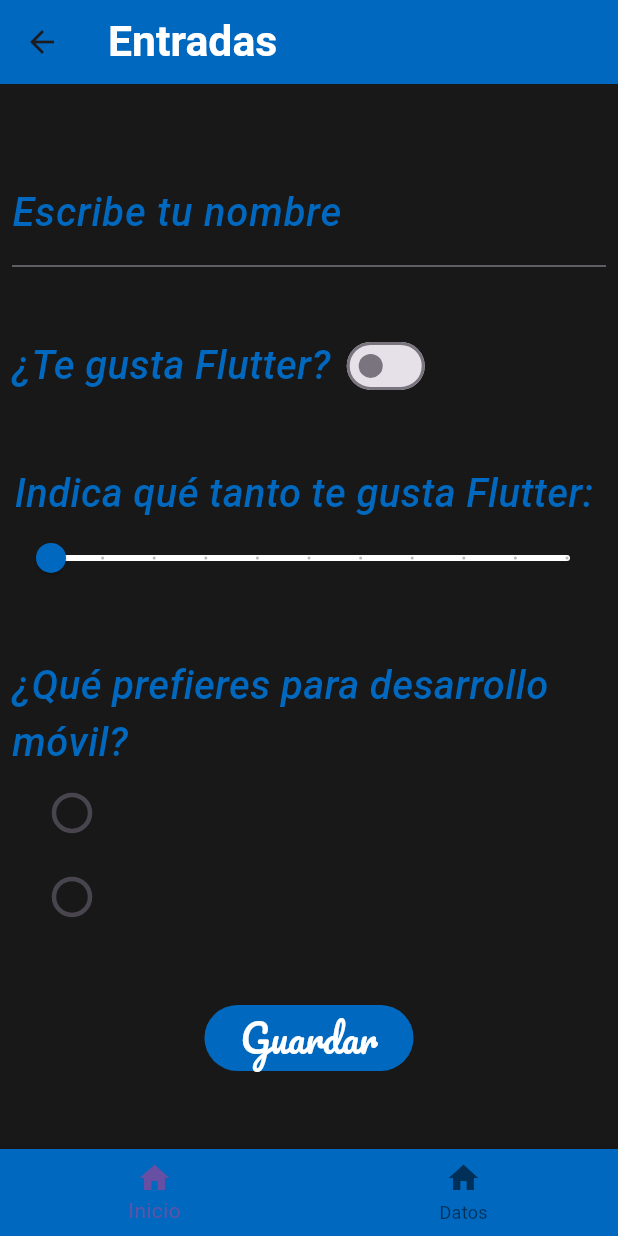
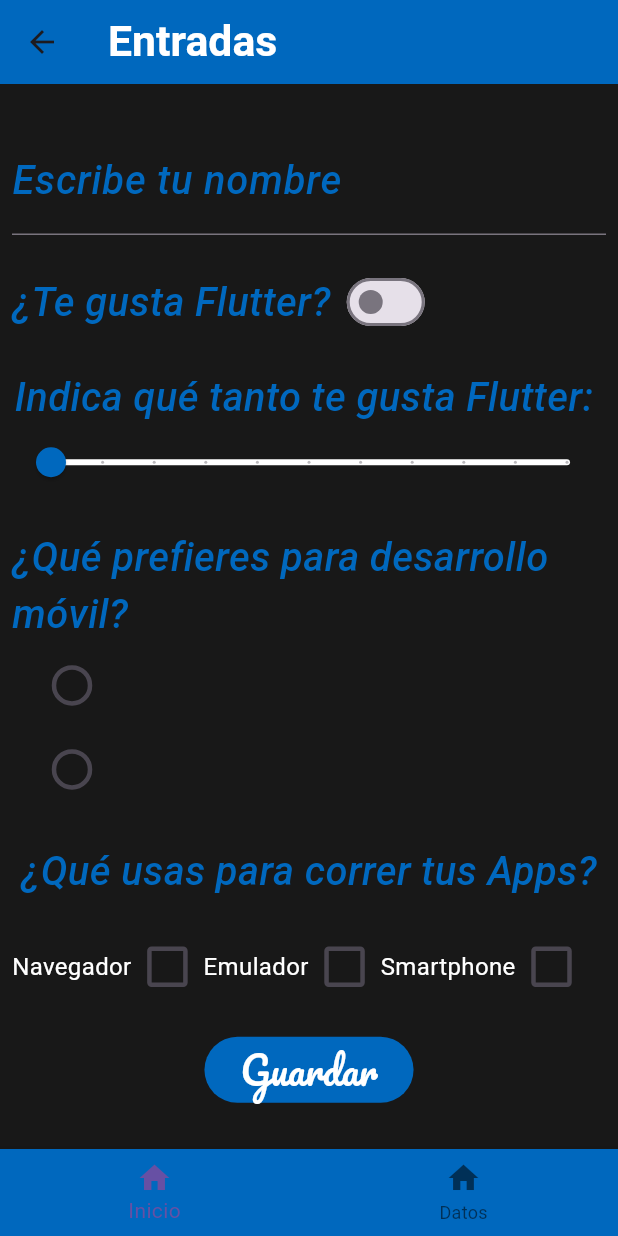
Before and after one commit to Migue0301/componentes_flutter, a Flutter app: the InputsScreen screen opened directly, on a phone screen of 412 x 824 dp. Run offline on Flutter 3.47's test engine with Material 3 defaults, Android fonts, the phone set to English and light mode, and no system bars; our stand-ins replace google_fonts, transparent_image; Roboto replaces fonts that are missing (Acme, Habibi).

```diff
--- a/lib/screens/inputs_screen.dart
+++ b/lib/screens/inputs_screen.dart
@@ -12,6 +12,9 @@ class _InputsScreenState extends State<InputsScreen> {
   bool switchValue = false; // controlar el widget switch
   double sliderValue = 0.0;
   int radioSelected = 0;
+  bool isChecked1 = false;
+  bool isChecked2 = false;
+  bool isChecked3 = false;
 
   @override
   Widget build(BuildContext context) {
@@ -28,6 +31,10 @@ class _InputsScreenState extends State<InputsScreen> {
             entradaSwitch(),
             entradaSlider(),
             entradasRadio(),
+            Text('¿Qué usas para correr tus Apps?',
+              style: AppTheme.lightTheme.textTheme.headlineLarge,
+            ),
+            entradasCheck(),
             const ElevatedButton(
               onPressed: null,
               child: Text(
@@ -153,4 +160,53 @@ class _InputsScreenState extends State<InputsScreen> {
       ],
     );
   }
+
+  Row entradasCheck() {
+    return Row(
+      children: [
+        Text('Navegador',
+        style: AppTheme.lightTheme.textTheme.bodySmall,
+        ),
+        Transform.scale(
+          scale: 1.5,
+          child: Checkbox(
+            value: isChecked1,
+            onChanged: (value) {
+              setState(() {
+                isChecked1 = value!;
+              });
+            },
+          ),
+        ),
+        Text('Emulador',
+        style: AppTheme.lightTheme.textTheme.bodySmall,
+        ),
+        Transform.scale(
+          scale: 1.5,
+          child: Checkbox(
+            value: isChecked2,
+            onChanged: (value) {
+              setState(() {
+                isChecked2 = value!;
+              });
+            },
+          ),
+        ),
+        Text('Smartphone',
+        style: AppTheme.lightTheme.textTheme.bodySmall,
+        ),
+        Transform.scale(
+          scale: 1.5,
+          child: Checkbox(
+            value: isChecked3,
+            onChanged: (value) {
+              setState(() {
+                isChecked3 = value!;
+              });
+            },
+          ),
+        ),
+      ],
+    );
+  }
 }
```
